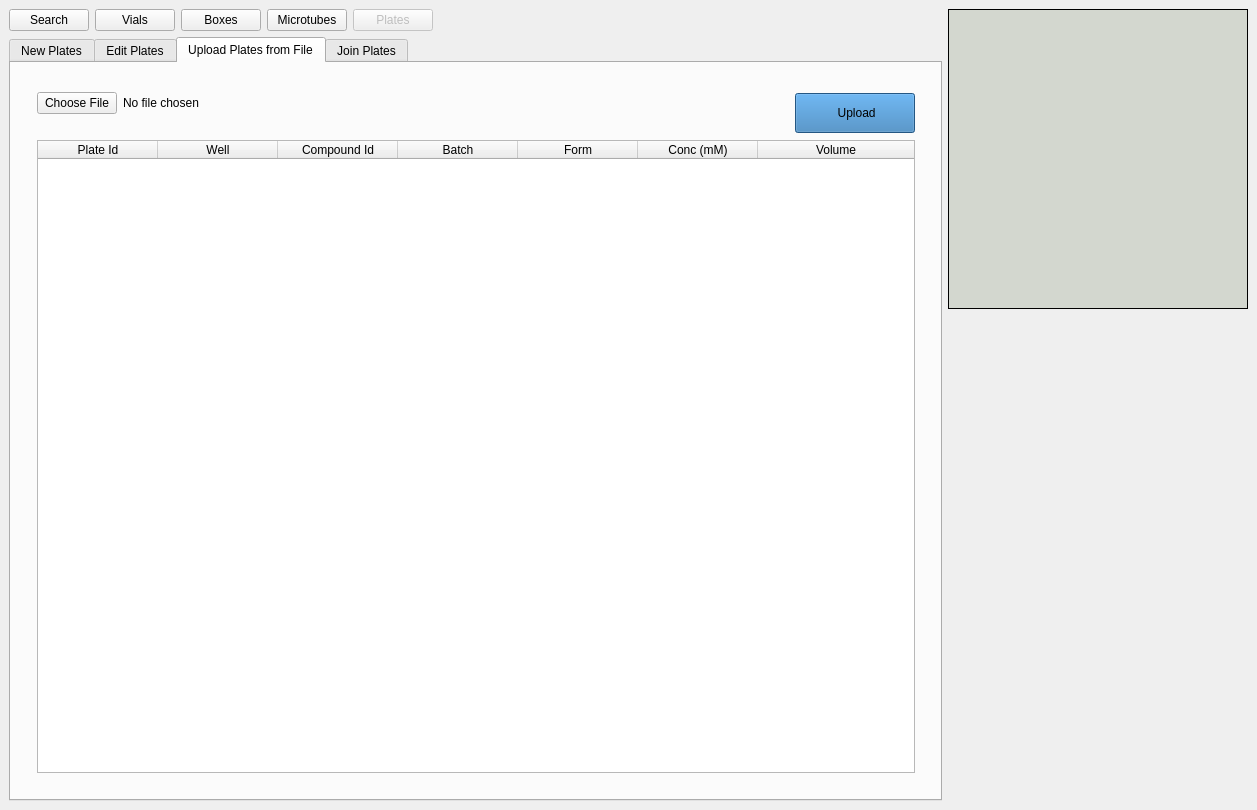
The window that frontend/assets/plateswindow.ui (dahlbma/cello) describes before a commit, drawn with Qt 5.
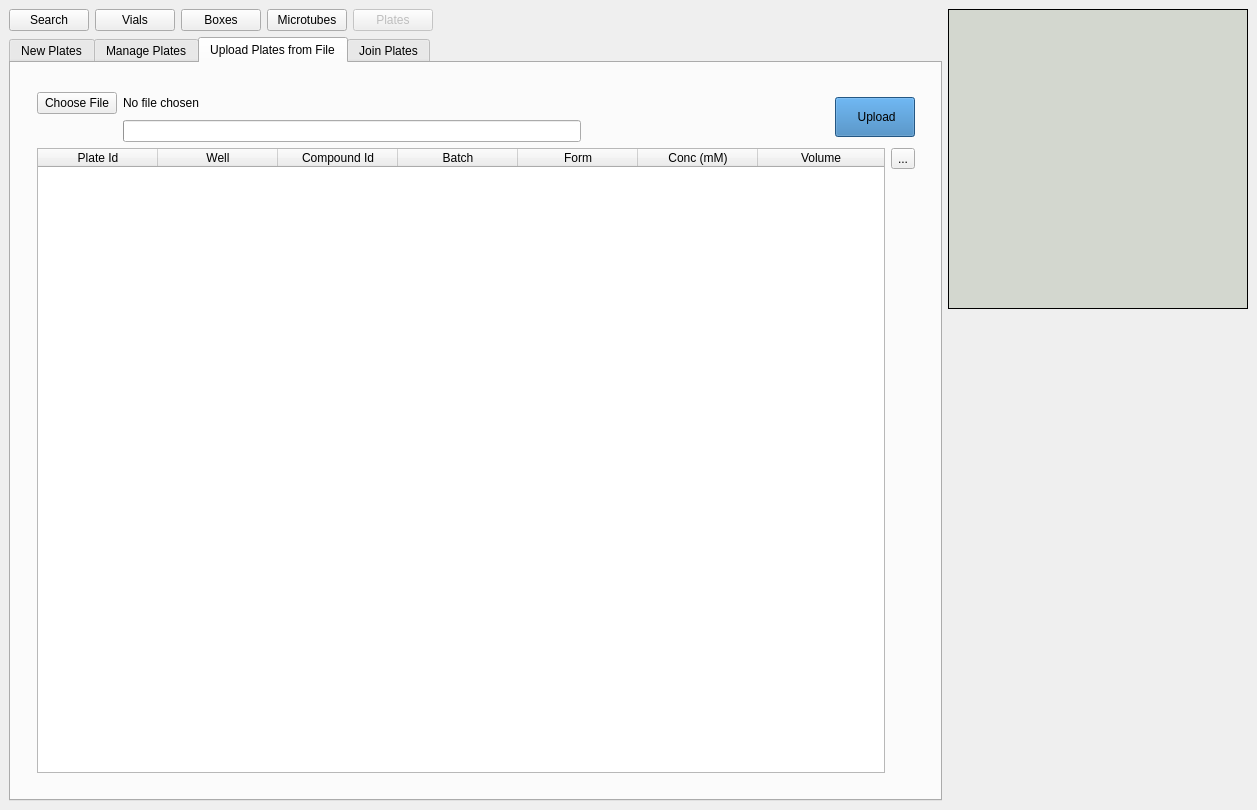
The same window after the commit. The open tabs and pages were chosen to show the change. Icons and pictures are not drawn.

The edit to the form file:
```diff
--- a/frontend/assets/plateswindow.ui
+++ b/frontend/assets/plateswindow.ui
@@ -284,7 +284,7 @@
         </widget>
         <widget class="QWidget" name="edit_plates_tab">
          <attribute name="title">
-          <string>Edit Plates</string>
+          <string>Manage Plates</string>
          </attribute>
          <layout class="QGridLayout" name="gridLayout_8">
           <item row="5" column="1">
@@ -604,20 +604,7 @@
             <item>
              <layout class="QGridLayout" name="gridLayout_9">
               <item row="2" column="1">
-               <spacer name="horizontalSpacer_10">
-                <property name="orientation">
-                 <enum>Qt::Horizontal</enum>
-                </property>
-                <property name="sizeType">
-                 <enum>QSizePolicy::Preferred</enum>
-                </property>
-                <property name="sizeHint" stdset="0">
-                 <size>
-                  <width>418</width>
-                  <height>20</height>
-                 </size>
-                </property>
-               </spacer>
+               <widget class="QProgressBar" name="upload_pbar"/>
               </item>
               <item row="1" column="0">
                <widget class="QPushButton" name="choose_file_btn">
@@ -653,6 +640,12 @@
             </item>
             <item>
              <widget class="QPushButton" name="upload_file_btn">
+              <property name="sizePolicy">
+               <sizepolicy hsizetype="Fixed" vsizetype="Fixed">
+                <horstretch>0</horstretch>
+                <verstretch>0</verstretch>
+               </sizepolicy>
+              </property>
               <property name="minimumSize">
                <size>
                 <width>0</width>
@@ -686,6 +679,8 @@
            </spacer>
           </item>
           <item row="2" column="1">
+           <layout class="QHBoxLayout" name="horizontalLayout_2">
+            <item>
            <widget class="QTableWidget" name="upload_plates_table">
             <property name="sortingEnabled">
              <bool>true</bool>
@@ -735,6 +730,32 @@
              </property>
             </column>
            </widget>
+            </item>
+            <item>
+             <layout class="QVBoxLayout" name="verticalLayout_4">
+              <item>
+               <widget class="QToolButton" name="upload_export_btn">
+                <property name="text">
+                 <string>...</string>
+                </property>
+               </widget>
+              </item>
+              <item>
+               <spacer name="verticalSpacer_21">
+                <property name="orientation">
+                 <enum>Qt::Vertical</enum>
+                </property>
+                <property name="sizeHint" stdset="0">
+                 <size>
+                  <width>20</width>
+                  <height>558</height>
+                 </size>
+                </property>
+               </spacer>
+              </item>
+             </layout>
+            </item>
+           </layout>
           </item>
           <item row="2" column="2">
            <spacer name="horizontalSpacer_13">
```
Left out of the diff: 214 changed lines with no effect on the pictures. Lines whose indentation alone changed are shown as unchanged.
